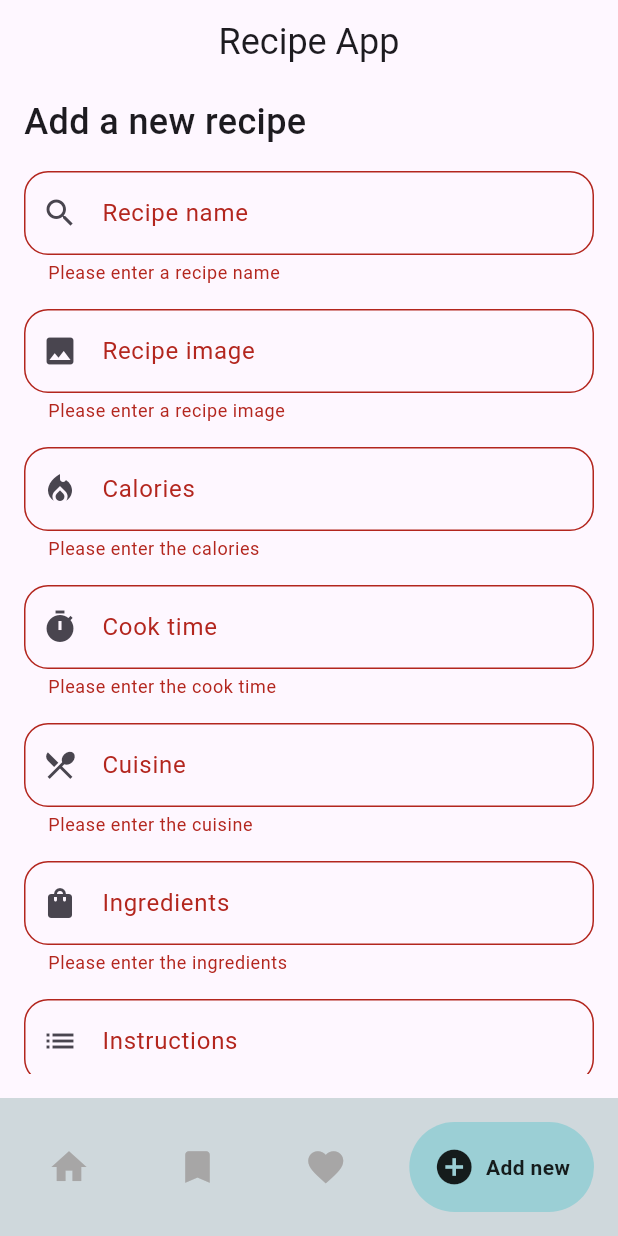
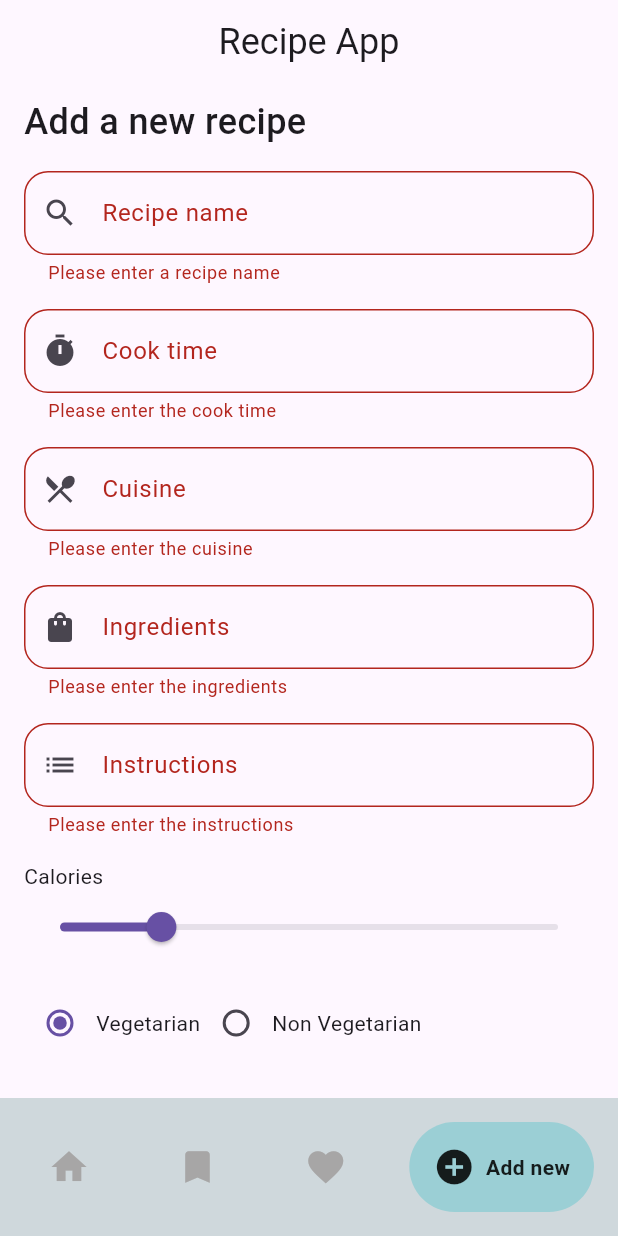
Before and after one commit to piyushchugeja/recipe_app, a Flutter app: the screen it shows after launch, item 4 of the bottom bar chosen, after a tap on "Add recipe", on a phone screen of 412 x 824 dp. Run offline on Flutter 3.47's test engine with Material 3 defaults, Android fonts, the phone set to English and light mode, and no system bars; drawn by our look-alikes of google_nav_bar; our stand-ins replace cloud_firestore, firebase_core, flutter_riverpod; accounts and stored records are empty.

Commit message:
add more form controls

```diff
--- a/lib/homepage.dart
+++ b/lib/homepage.dart
@@ -140,7 +140,6 @@ class HomePageState extends State<HomePage> {
           ),
           const SizedBox(height: 16),
           Expanded(
-            // get data from firestore and display as recipecard
             child: StreamBuilder<QuerySnapshot>(
               stream:
                   FirebaseFirestore.instance.collection('recipes').snapshots(),
@@ -156,13 +155,14 @@ class HomePageState extends State<HomePage> {
                     final DocumentSnapshot recipe = snapshot.data!.docs[index];
                     return RecipeCard(
                       title: recipe['title'],
-                      imageUrl: const AssetImage('images/pasta.jpg'),
+                      imageUrl: const AssetImage('images/recipe.png'),
                       calories:
                           "${String.fromCharCode(0x00B7)}${recipe['calories']} cal",
                       cookTime: recipe['cookTime'],
                       cuisine: recipe['cuisine'],
                       ingredients: List<String>.from(recipe['ingredients']),
                       instructions: List<String>.from(recipe['instructions']),
+                      typeOfFood: recipe['typeOfFood'],
                     );
                   },
                 );
--- a/lib/new_recipe.dart
+++ b/lib/new_recipe.dart
@@ -2,7 +2,7 @@ import 'package:flutter/material.dart';
 import 'package:cloud_firestore/cloud_firestore.dart';
 
 class NewRecipe extends StatefulWidget {
-  const NewRecipe({Key? key}) : super(key: key);
+  const NewRecipe({super.key});
 
   @override
   _NewRecipeState createState() => _NewRecipeState();
@@ -12,8 +12,9 @@ class _NewRecipeState extends State<NewRecipe> {
   final _addRecipeFormKey = GlobalKey<FormState>();
   final _recipeNameController = TextEditingController();
   final _recipeImageController = TextEditingController();
-  final _caloriesController = TextEditingController();
   final _cookTimeController = TextEditingController();
+  double _sliderValue = 20;
+  String? _foodType = 'Vegetarian';
   final _cuisineController = TextEditingController();
   final _ingredientsController = TextEditingController();
   final _instructionsController = TextEditingController();
@@ -56,54 +57,30 @@ class _NewRecipeState extends State<NewRecipe> {
                 return null;
               },
             ),
-            const SizedBox(height: 16),
-            TextFormField(
-              controller: _recipeImageController,
-              decoration: const InputDecoration(
-                labelText: "Recipe image",
-                prefixIcon: Icon(Icons.image),
-                border: OutlineInputBorder(
-                  borderRadius: BorderRadius.all(
-                    Radius.circular(16),
-                  ),
-                ),
-                focusedBorder: OutlineInputBorder(
-                  borderRadius: BorderRadius.all(
-                    Radius.circular(16),
-                  ),
-                ),
-              ),
-              validator: (value) {
-                if (value == null || value.isEmpty) {
-                  return 'Please enter a recipe image';
-                }
-                return null;
-              },
-            ),
-            const SizedBox(height: 16),
-            TextFormField(
-              controller: _caloriesController,
-              decoration: const InputDecoration(
-                labelText: "Calories",
-                prefixIcon: Icon(Icons.local_fire_department),
-                border: OutlineInputBorder(
-                  borderRadius: BorderRadius.all(
-                    Radius.circular(16),
-                  ),
-                ),
-                focusedBorder: OutlineInputBorder(
-                  borderRadius: BorderRadius.all(
-                    Radius.circular(16),
-                  ),
-                ),
-              ),
-              validator: (value) {
-                if (value == null || value.isEmpty) {
-                  return 'Please enter the calories';
-                }
-                return null;
-              },
-            ),
+            // const SizedBox(height: 16),
+            // TextFormField(
+            //   controller: _recipeImageController,
+            //   decoration: const InputDecoration(
+            //     labelText: "Recipe image",
+            //     prefixIcon: Icon(Icons.image),
+            //     border: OutlineInputBorder(
+            //       borderRadius: BorderRadius.all(
+            //         Radius.circular(16),
+            //       ),
+            //     ),
+            //     focusedBorder: OutlineInputBorder(
+            //       borderRadius: BorderRadius.all(
+            //         Radius.circular(16),
+            //       ),
+            //     ),
+            //   ),
+            //   validator: (value) {
+            //     if (value == null || value.isEmpty) {
+            //       return 'Please enter a recipe image';
+            //     }
+            //     return null;
+            //   },
+            // ),
             const SizedBox(height: 16),
             TextFormField(
               controller: _cookTimeController,
@@ -205,23 +182,63 @@ class _NewRecipeState extends State<NewRecipe> {
               },
             ),
             const SizedBox(height: 16),
+            const Text("Calories"),
+            Slider(
+              value: _sliderValue.toDouble(),
+              min: 0,
+              max: 100,
+              divisions: 100,
+              label: _sliderValue.round().toString(),
+              onChanged: (double value) {
+                setState(() {
+                  _sliderValue = value;
+                });
+              },
+            ),
+            const SizedBox(height: 16),
+            Row(
+              children: [
+                Radio(
+                  value: 'Vegetarian',
+                  groupValue: _foodType,
+                  onChanged: (value) {
+                    setState(() {
+                      _foodType = value;
+                    });
+                  },
+                ),
+                const Text('Vegetarian'),
+                Radio(
+                  value: 'Non Vegetarian',
+                  groupValue: _foodType,
+                  onChanged: (value) {
+                    setState(() {
+                      _foodType = value;
+                    });
+                  },
+                ),
+                const Text('Non Vegetarian'),
+              ],
+            ),
+            const SizedBox(height: 16),
             ElevatedButton(
               onPressed: () {
                 if (_addRecipeFormKey.currentState!.validate()) {
                   Recipe r = Recipe(
                     name: _recipeNameController.text,
                     image: AssetImage(_recipeImageController.text),
-                    calories: _caloriesController.text,
+                    calories: _sliderValue.round().toString(),
                     cookTime: _cookTimeController.text,
                     cuisine: _cuisineController.text,
-                    ingredients: _ingredientsController.text.split(','),
-                    instructions: _instructionsController.text.split(','),
+                    typeOfFood: _foodType!,
+                    ingredients: _ingredientsController.text.split('\n'),
+                    instructions: _instructionsController.text.split('\n'),
                   );
                   var status = r.saveRecipe();
                   if (status) {
                     ScaffoldMessenger.of(context).showSnackBar(
                       const SnackBar(
-                        content: Text('Recipe added successfully'),
+                        content: Text("Recipe added successfully"),
                       ),
                     );
                   } else {
@@ -249,6 +266,7 @@ class Recipe {
   final String calories;
   final String cookTime;
   final String cuisine;
+  final String typeOfFood;
   final List<String> ingredients;
   final List<String> instructions;
 
@@ -259,6 +277,7 @@ class Recipe {
     required this.cuisine,
     required this.ingredients,
     required this.instructions,
+    required this.typeOfFood,
     this.image,
   });
 
@@ -278,6 +297,7 @@ class Recipe {
         'cuisine': cuisine,
         'ingredients': ingredients,
         'instructions': instructions,
+        'typeOfFood': typeOfFood,
       });
       return true;
     } catch (e) {
```
Also changed, not shown: lib/widgets/recipe_card.dart (+19 -0 lines), lib/widgets/recipe_details.dart (+10 -0 lines), images/recipe.png (added).
